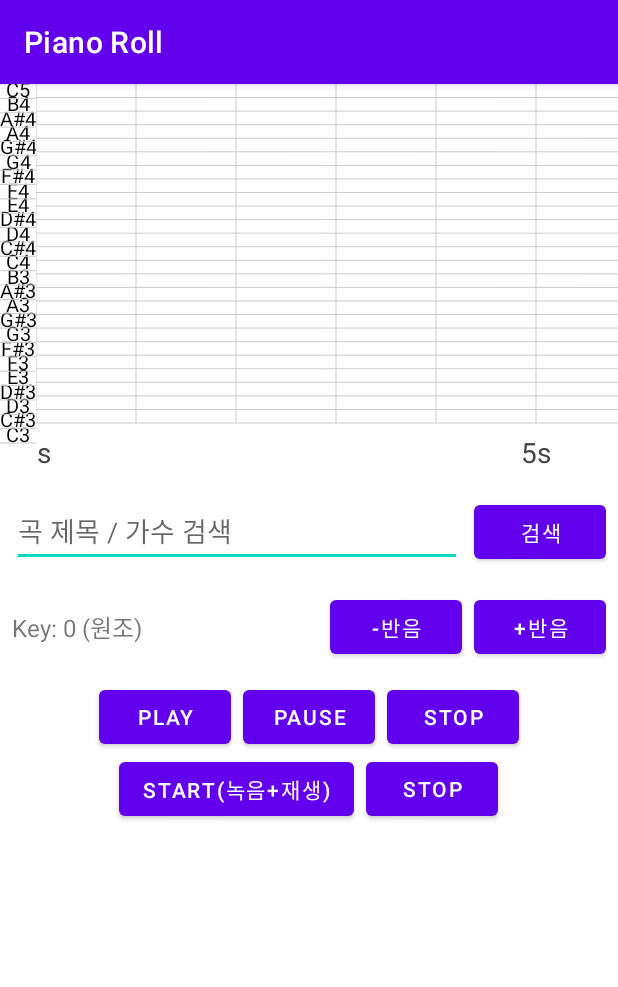
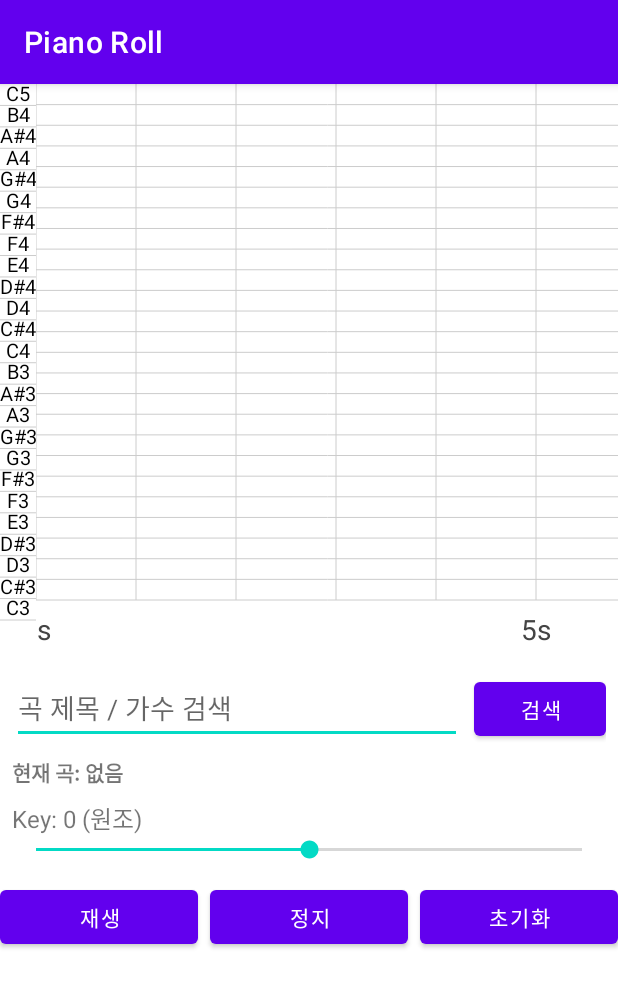
Before and after one commit to ShinSeungHyuck/Yellow, an Android app: the screen it shows after launch (MainActivity), on a phone screen of 412 x 824 dp. Shown: the top 987 px of the screen. Run offline under Robolectric (Android 15) with nearby library versions, the phone set to English and light mode, and no system bars; our stand-ins replace navigation-ui; libraries missing offline, so code that uses them is left out: be.tarsos.dsp, com.google.android.exoplayer2.

Commit message:
1218 1730

```diff
--- a/app/src/main/res/layout/fragment_piano.xml
+++ b/app/src/main/res/layout/fragment_piano.xml
@@ -4,10 +4,9 @@
     android:layout_width="match_parent"
     android:layout_height="match_parent"
     android:orientation="vertical"
-    android:weightSum="2"
     tools:context=".PianoFragment">
 
-    <!-- 피아노 롤 + 피치 뷰 영역 -->
+    <!-- 상단: 피아노 롤 + 피치 뷰 (화면 상단 1/2) -->
     <LinearLayout
         android:id="@+id/piano_roll_container"
         android:layout_width="match_parent"
@@ -34,7 +33,15 @@
 
     </LinearLayout>
 
-    <!-- 곡 검색 영역: 검색어 입력 + 검색 버튼 -->
+    <!-- 하단 전체 (검색 + 키 변경 + 3버튼) : 화면 하단 1/2 -->
+    <LinearLayout
+        android:id="@+id/bottom_container"
+        android:layout_width="match_parent"
+        android:layout_height="0dp"
+        android:layout_weight="1"
+        android:orientation="vertical">
+
+        <!-- 곡 검색 영역 -->
         <LinearLayout
             android:layout_width="match_parent"
             android:layout_height="wrap_content"
@@ -42,7 +49,7 @@
             android:padding="8dp">
 
             <EditText
-            android:id="@+id/song_search_input"
+                android:id="@+id/songQueryInput"
                 android:layout_width="0dp"
                 android:layout_height="wrap_content"
                 android:layout_weight="1"
@@ -50,92 +57,107 @@
                 android:singleLine="true" />
 
             <Button
-            android:id="@+id/song_search_button"
+                android:id="@+id/searchButton"
                 android:layout_width="wrap_content"
                 android:layout_height="wrap_content"
                 android:layout_marginStart="8dp"
                 android:text="검색" />
         </LinearLayout>
 
-    <!-- 키(반음) 조절 영역: 현재 키 표시 + 키 내리기/올리기 -->
-    <LinearLayout
+        <!-- 현재 곡 제목 표시 -->
+        <TextView
+            android:id="@+id/currentSongText"
             android:layout_width="match_parent"
             android:layout_height="wrap_content"
-        android:orientation="horizontal"
-        android:gravity="center_vertical"
+            android:paddingStart="8dp"
+            android:paddingEnd="8dp"
+            android:text="현재 곡: 없음"
+            android:textSize="14sp"
+            android:textStyle="bold" />
+
+        <!-- 키(반음) 조절 영역 -->
+        <LinearLayout
+            android:id="@+id/key_control_container"
+            android:layout_width="match_parent"
+            android:layout_height="wrap_content"
+            android:orientation="vertical"
             android:padding="8dp">
 
+            <!-- 현재 키 표시 -->
             <TextView
                 android:id="@+id/key_offset_text"
-            android:layout_width="0dp"
+                android:layout_width="match_parent"
                 android:layout_height="wrap_content"
-            android:layout_weight="1"
                 android:text="Key: 0 (원조)"
                 android:textSize="16sp" />
 
+            <!-- 키 조절 SeekBar -->
+            <SeekBar
+                android:id="@+id/keySeekBar"
+                android:layout_width="match_parent"
+                android:layout_height="wrap_content"
+                android:max="24"
+                android:progress="12" />
+
+            <!-- resetButton: 코드 호환용 스텁 (UI에는 안 보임) -->
+            <Button
+                android:id="@+id/resetButton"
+                android:layout_width="0dp"
+                android:layout_height="0dp"
+                android:visibility="gone"
+                android:text="키 초기화" />
+
+            <!-- key_down / key_up 도 여전히 숨김 상태로 유지 (코드 호환용) -->
             <Button
                 android:id="@+id/key_down_button"
-            android:layout_width="wrap_content"
-            android:layout_height="wrap_content"
+                android:layout_width="0dp"
+                android:layout_height="0dp"
+                android:visibility="gone"
                 android:text="-반음" />
 
             <Button
                 android:id="@+id/key_up_button"
-            android:layout_width="wrap_content"
-            android:layout_height="wrap_content"
-            android:layout_marginStart="8dp"
+                android:layout_width="0dp"
+                android:layout_height="0dp"
+                android:visibility="gone"
                 android:text="+반음" />
+
         </LinearLayout>
 
-    <!-- 재생 컨트롤 (노래만): Play / Pause / Stop -->
+        <!-- 하단: 통합 재생 컨트롤 3개 (재생 / 정지 / 초기화) -->
         <LinearLayout
+            android:id="@+id/playback_control_container"
             android:layout_width="match_parent"
             android:layout_height="wrap_content"
             android:orientation="horizontal"
             android:gravity="center"
-        android:paddingTop="4dp">
-
-        <Button
-            android:id="@+id/play_button"
-            android:layout_width="wrap_content"
-            android:layout_height="wrap_content"
-            android:text="Play" />
-
-        <Button
-            android:id="@+id/pause_button"
-            android:layout_width="wrap_content"
-            android:layout_height="wrap_content"
-            android:layout_marginStart="8dp"
-            android:text="Pause" />
-
-        <Button
-            android:id="@+id/stop_song_button"
-            android:layout_width="wrap_content"
-            android:layout_height="wrap_content"
-            android:layout_marginStart="8dp"
-            android:text="Stop" />
-    </LinearLayout>
-
-    <!-- 녹음/피치 인식 컨트롤: Start / Stop -->
-    <LinearLayout
-        android:layout_width="match_parent"
-        android:layout_height="wrap_content"
-        android:orientation="horizontal"
-        android:gravity="center"
+            android:paddingTop="4dp"
             android:paddingBottom="8dp">
 
             <Button
                 android:id="@+id/start_button"
-            android:layout_width="wrap_content"
+                android:layout_width="0dp"
                 android:layout_height="wrap_content"
-            android:text="Start(녹음+재생)" />
+                android:layout_weight="1"
+                android:text="재생" />
 
             <Button
                 android:id="@+id/stop_button"
-            android:layout_width="wrap_content"
+                android:layout_width="0dp"
                 android:layout_height="wrap_content"
                 android:layout_marginStart="8dp"
-            android:text="Stop" />
+                android:layout_weight="1"
+                android:text="정지" />
+
+            <Button
+                android:id="@+id/stop_song_button"
+                android:layout_width="0dp"
+                android:layout_height="wrap_content"
+                android:layout_marginStart="8dp"
+                android:layout_weight="1"
+                android:text="초기화" />
         </LinearLayout>
 
     </LinearLayout>
+
+</LinearLayout>
```
Also changed, not shown: app/src/main/AndroidManifest.xml (+8 -4 lines), app/src/main/java/com/example/yellow/PianoFragment.kt (+200 -173 lines), 2 other files. Lines whose indentation alone changed are shown as unchanged.
